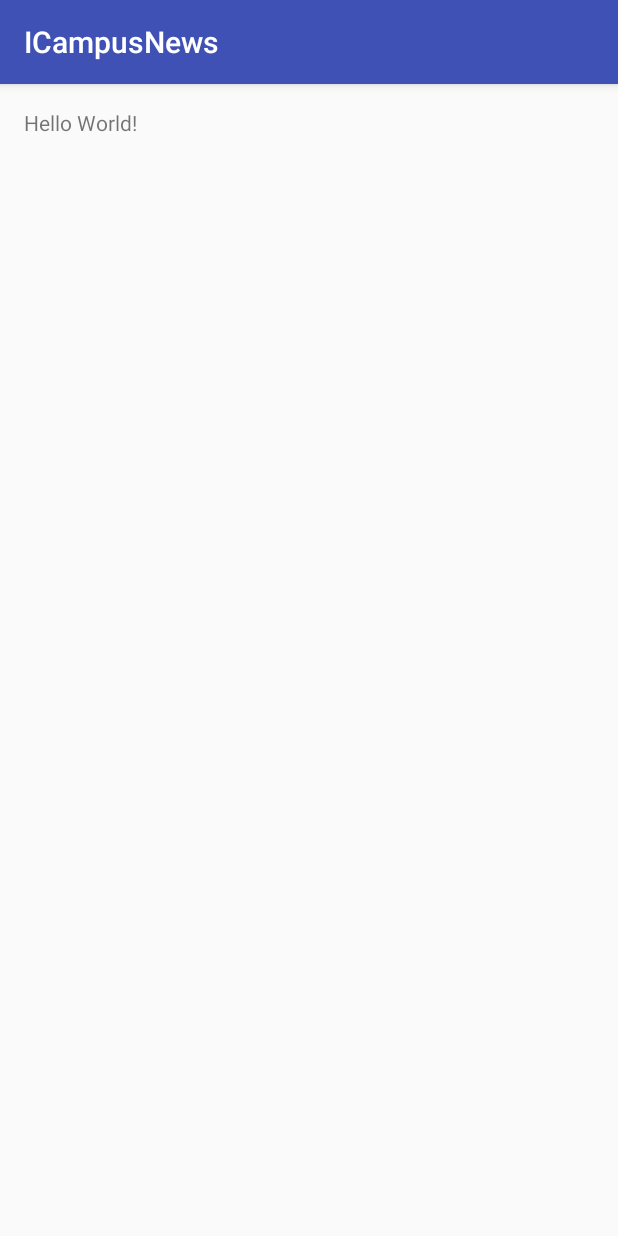
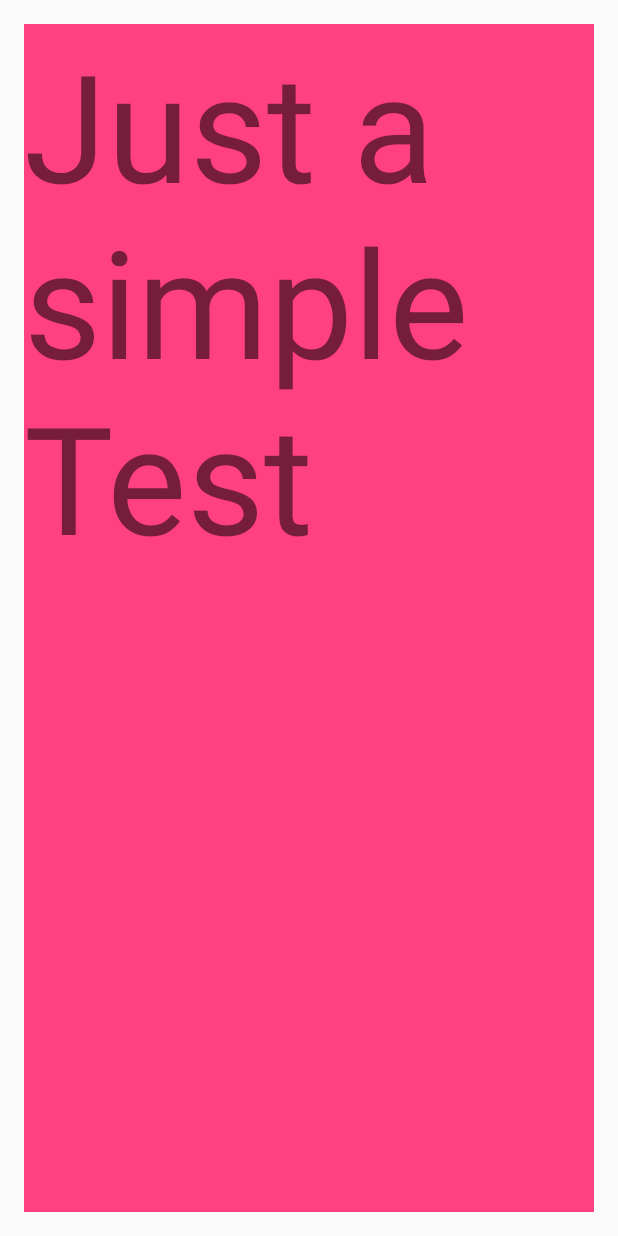
Before and after one commit to TheOnlyMarv/ICampusNews, an Android app: the screen it shows after launch (MainActivity), on a phone screen of 412 x 824 dp. Run offline under Robolectric (Android 15) with nearby library versions, the phone set to English and light mode, and no system bars.

Commit message:
Just a test with a fragment

```diff
--- a/app/build.gradle
+++ b/app/build.gradle
@@ -23,4 +23,5 @@ dependencies {
     compile fileTree(dir: 'libs', include: ['*.jar'])
     testCompile 'junit:junit:4.12'
     compile 'com.android.support:appcompat-v7:23.1.1'
+    compile 'com.android.support:support-v4:23.1.1'
 }
--- a/app/src/main/java/de/fhws/mavlix/icampusnews/MainActivity.java
+++ b/app/src/main/java/de/fhws/mavlix/icampusnews/MainActivity.java
@@ -1,13 +1,23 @@
 package de.fhws.mavlix.icampusnews;
 
-import android.support.v7.app.AppCompatActivity;
+import android.app.Activity;
+import android.app.Fragment;
+import android.app.FragmentManager;
+import android.app.FragmentTransaction;
 import android.os.Bundle;
 
-public class MainActivity extends AppCompatActivity {
+public class MainActivity extends Activity {
 
     @Override
     protected void onCreate(Bundle savedInstanceState) {
         super.onCreate(savedInstanceState);
         setContentView(R.layout.activity_main);
+
+        Fragment testFragment = new TestFragment();
+        FragmentManager fm = getFragmentManager();
+        FragmentTransaction ft = fm.beginTransaction();
+        ft.replace(R.id.mainFrameLayout,testFragment);
+        ft.commit();
+
     }
 }
--- /dev/null
+++ b/app/src/main/java/de/fhws/mavlix/icampusnews/TestFragment.java
@@ -0,0 +1,19 @@
+package de.fhws.mavlix.icampusnews;
+
+import android.app.Fragment;
+import android.os.Bundle;
+import android.support.annotation.Nullable;
+import android.view.LayoutInflater;
+import android.view.View;
+import android.view.ViewGroup;
+
+/**
+ * Created by Marvin on 10.01.2016.
+ */
+public class TestFragment extends Fragment {
+    @Nullable
+    @Override
+    public View onCreateView(LayoutInflater inflater, ViewGroup container, Bundle savedInstanceState) {
+        return inflater.inflate(R.layout.fragment_test,container,false);
+    }
+}
--- a/app/src/main/res/layout/activity_main.xml
+++ b/app/src/main/res/layout/activity_main.xml
@@ -9,8 +9,9 @@
     android:paddingTop="@dimen/activity_vertical_margin"
     tools:context="de.fhws.mavlix.icampusnews.MainActivity">
 
-    <TextView
-        android:layout_width="wrap_content"
-        android:layout_height="wrap_content"
-        android:text="Hello World!" />
+    <FrameLayout
+        android:id="@+id/mainFrameLayout"
+        android:layout_width="match_parent"
+        android:layout_height="match_parent"/>
+
 </RelativeLayout>
--- /dev/null
+++ b/app/src/main/res/layout/fragment_test.xml
@@ -0,0 +1,11 @@
+<?xml version="1.0" encoding="utf-8"?>
+<LinearLayout xmlns:android="http://schemas.android.com/apk/res/android"
+    android:orientation="vertical" android:layout_width="match_parent"
+    android:layout_height="match_parent" android:background="@color/colorAccent">
+
+    <TextView
+        android:layout_width="wrap_content"
+        android:layout_height="wrap_content"
+        android:text="Just a simple Test" android:textSize="100dp"/>
+
+</LinearLayout>
--- a/app/src/main/res/values/strings.xml
+++ b/app/src/main/res/values/strings.xml
@@ -1,3 +1,6 @@
 <resources>
     <string name="app_name">ICampusNews</string>
+
+    <!-- TODO: Remove or change this placeholder text -->
+    <string name="hello_blank_fragment">Hello blank fragment</string>
 </resources>
```
